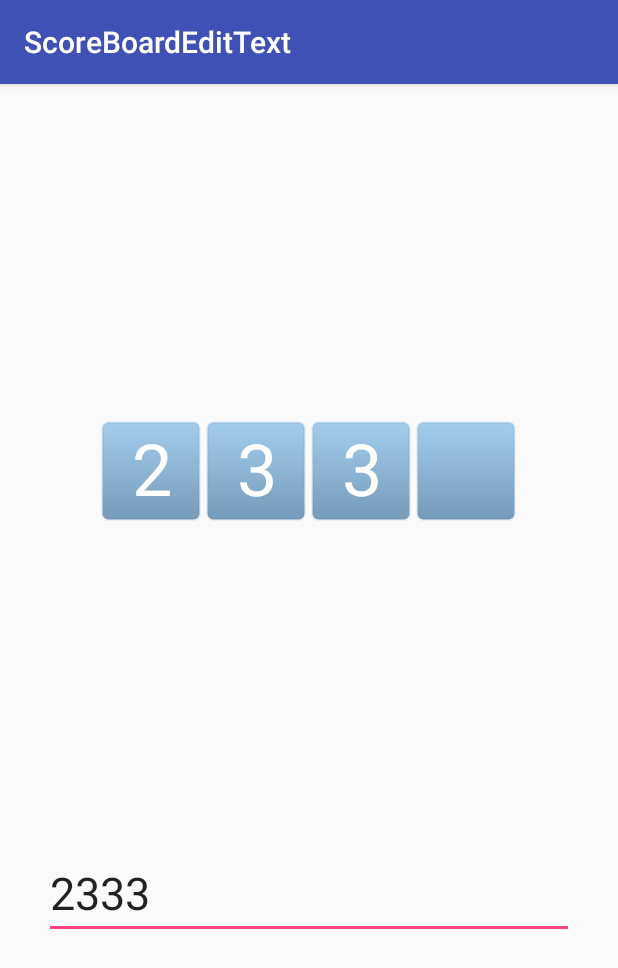
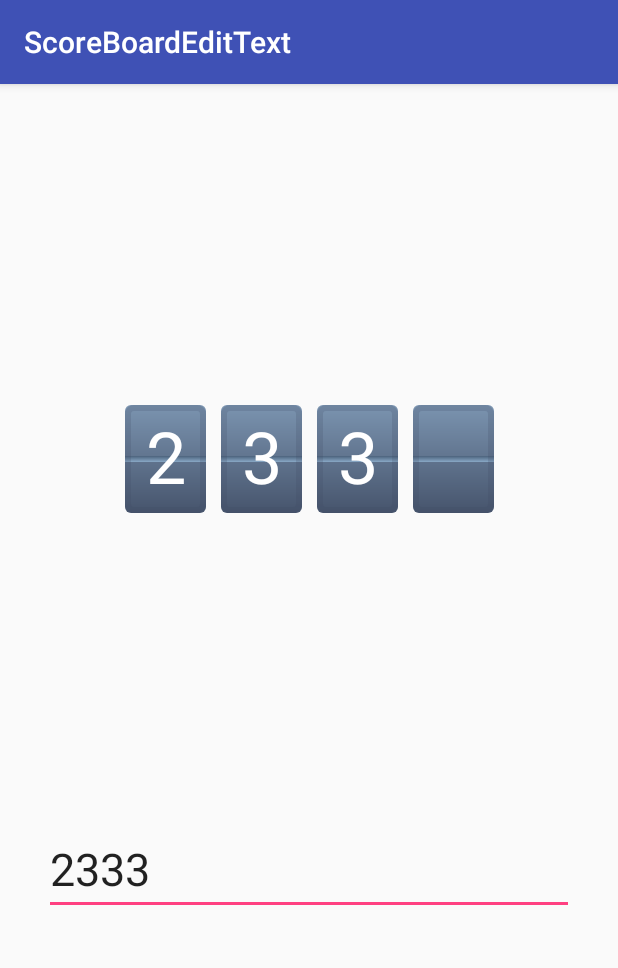
Before and after one commit to dyguests/ScoreBoardEditText, an Android app: the screen it shows after launch (MainActivity), on a phone screen of 412 x 824 dp. Shown: the top 968 px of the screen. Run offline under Robolectric (Android 15) with nearby library versions, the phone set to English and light mode, and no system bars.

Commit message:
ScoreBoardEditText

```diff
--- a/app/src/main/res/drawable/sbet_char_background.xml
+++ b/app/src/main/res/drawable/sbet_char_background.xml
@@ -4,11 +4,26 @@
         <shape>
             <gradient
                 android:angle="270"
-                android:endColor="#779bba"
-                android:startColor="#a1cdec"/>
+                android:endColor="#46546c"
+                android:startColor="#7b94b0"/>
+            <corners android:radius="4dp"/>
+        </shape>
+    </item>
+    <item
+        android:height="4dp"
+        android:gravity="center_vertical">
+        <shape>
+            <gradient
+                android:angle="270"
+                android:endColor="#89a9c6"
+                android:startColor="#4c627c"/>
+        </shape>
+    </item>
+    <item>
+        <shape>
             <stroke
-                android:width="2dp"
-                android:color="#1a6784a5"/>
+                android:width="4dp"
+                android:color="#333c4961"/>
             <corners android:radius="4dp"/>
         </shape>
     </item>
--- a/app/src/main/res/layout/activity_main.xml
+++ b/app/src/main/res/layout/activity_main.xml
@@ -9,8 +9,8 @@
 
     <com.fanhl.scoreboardedittext.ScoreBoardEditText
         android:id="@+id/scoreBoardEditText"
-        android:layout_width="280dp"
-        android:layout_height="120dp"
+        android:layout_width="246dp"
+        android:layout_height="72dp"
         android:layout_marginEnd="8dp"
         android:layout_marginStart="8dp"
         android:layout_marginTop="8dp"
--- a/library/src/main/java/com/fanhl/scoreboardedittext/ScoreBoardEditText.kt
+++ b/library/src/main/java/com/fanhl/scoreboardedittext/ScoreBoardEditText.kt
@@ -25,6 +25,7 @@ class ScoreBoardEditText @JvmOverloads constructor(context: Context?, attrs: Att
     }
 
     private var charBackground: Drawable? = null
+    private var charPadding: Int = 0
 
     init {
         val theme = context?.theme ?: throw Exception("ScoreBoardEditText.context not Found.")
@@ -39,6 +40,7 @@ class ScoreBoardEditText @JvmOverloads constructor(context: Context?, attrs: Att
         val a = theme.obtainStyledAttributes(attrs, R.styleable.ScoreBoardEditText, defStyleAttr, R.style.Widget_Score_Board_Edit_Text)
 
         charBackground = a.getDrawable(R.styleable.ScoreBoardEditText_charBackground)
+        charPadding = a.getDimensionPixelOffset(R.styleable.ScoreBoardEditText_charPadding, resources.getDimensionPixelOffset(R.dimen.sbet_char_padding))
 
         a.recycle()
     }
@@ -55,18 +57,18 @@ class ScoreBoardEditText @JvmOverloads constructor(context: Context?, attrs: Att
 
         val textCount = maxLength ?: text.length
 
-        val itemWidth = width / textCount.toFloat()
+        val itemWidth = (width - charPadding * (textCount - 1)) / textCount.toFloat()
 
         for (index in 0 until textCount) {
-            val itemX = (index + 0.5f) * itemWidth
+            val itemX = 0.5f * itemWidth + index * (itemWidth + charPadding)
             val itemY = height / 2f
 
             charBackground?.apply {
                 setBounds(
-                    (itemX - 50).toInt(),
-                    (itemY - 50).toInt(),
-                    (itemX + 50).toInt(),
-                    (itemY + 50).toInt()
+                    (itemX - itemWidth / 2).toInt(),
+                    (itemY - height / 2).toInt(),
+                    (itemX + itemWidth / 2).toInt(),
+                    (itemY + height / 2).toInt()
                 )
                 draw(canvas)
             }
--- a/library/src/main/res/values/attrs.xml
+++ b/library/src/main/res/values/attrs.xml
@@ -2,5 +2,6 @@
 <resources>
     <declare-styleable name="ScoreBoardEditText">
         <attr name="charBackground" format="reference"/>
+        <attr name="charPadding" format="dimension"/>
     </declare-styleable>
 </resources>
--- /dev/null
+++ b/library/src/main/res/values/dimens.xml
@@ -0,0 +1,4 @@
+<?xml version="1.0" encoding="utf-8"?>
+<resources>
+    <dimen name="sbet_char_padding">10dp</dimen>
+</resources>
--- a/library/src/main/res/values/styles.xml
+++ b/library/src/main/res/values/styles.xml
@@ -2,6 +2,6 @@
 <resources>
 
     <style name="Widget_Score_Board_Edit_Text">
-
+        <item name="charPadding">@dimen/sbet_char_padding</item>
     </style>
 </resources>
```
